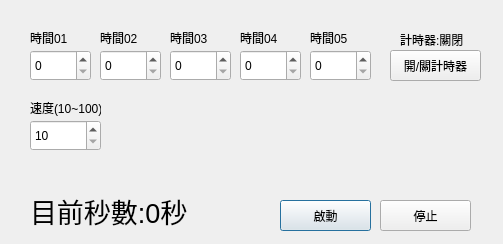
The window that main.ui (bnb70/Car_pyqt5) describes before a commit, drawn with Qt 5.
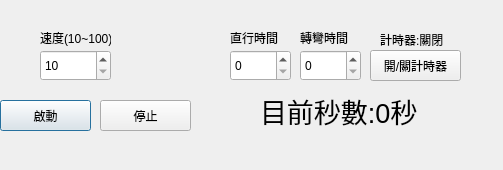
The same window after the commit.

Patch:
```diff
--- a/main.ui
+++ b/main.ui
@@ -10,7 +10,7 @@
     <x>0</x>
     <y>0</y>
     <width>503</width>
-    <height>244</height>
+    <height>170</height>
    </rect>
   </property>
   <property name="windowTitle">
@@ -19,8 +19,8 @@
   <widget class="QPushButton" name="Star_Button">
    <property name="geometry">
     <rect>
-     <x>280</x>
-     <y>200</y>
+     <x>0</x>
+     <y>100</y>
      <width>91</width>
      <height>31</height>
     </rect>
@@ -32,8 +32,8 @@
   <widget class="QPushButton" name="Stop_Button">
    <property name="geometry">
     <rect>
-     <x>380</x>
-     <y>200</y>
+     <x>100</x>
+     <y>100</y>
      <width>91</width>
      <height>31</height>
     </rect>
@@ -48,7 +48,7 @@
    </property>
    <property name="geometry">
     <rect>
-     <x>30</x>
+     <x>230</x>
      <y>50</y>
      <width>61</width>
      <height>31</height>
@@ -61,46 +61,7 @@
    </property>
    <property name="geometry">
     <rect>
-     <x>100</x>
-     <y>50</y>
-     <width>61</width>
-     <height>31</height>
-    </rect>
-   </property>
-  </widget>
-  <widget class="QSpinBox" name="time_input03">
-   <property name="enabled">
-    <bool>true</bool>
-   </property>
-   <property name="geometry">
-    <rect>
-     <x>170</x>
-     <y>50</y>
-     <width>61</width>
-     <height>31</height>
-    </rect>
-   </property>
-  </widget>
-  <widget class="QSpinBox" name="time_input04">
-   <property name="enabled">
-    <bool>true</bool>
-   </property>
-   <property name="geometry">
-    <rect>
-     <x>240</x>
-     <y>50</y>
-     <width>61</width>
-     <height>31</height>
-    </rect>
-   </property>
-  </widget>
-  <widget class="QSpinBox" name="time_input05">
-   <property name="enabled">
-    <bool>true</bool>
-   </property>
-   <property name="geometry">
-    <rect>
-     <x>310</x>
+     <x>300</x>
      <y>50</y>
      <width>61</width>
      <height>31</height>
@@ -113,14 +74,14 @@
    </property>
    <property name="geometry">
     <rect>
-     <x>30</x>
+     <x>230</x>
      <y>30</y>
-     <width>41</width>
+     <width>51</width>
      <height>16</height>
     </rect>
    </property>
    <property name="text">
-    <string>時間01</string>
+    <string>直行時間</string>
    </property>
   </widget>
   <widget class="QLabel" name="label_2">
@@ -129,62 +90,14 @@
    </property>
    <property name="geometry">
     <rect>
-     <x>100</x>
+     <x>300</x>
      <y>30</y>
-     <width>41</width>
+     <width>61</width>
      <height>16</height>
     </rect>
    </property>
    <property name="text">
-    <string>時間02</string>
-   </property>
-  </widget>
-  <widget class="QLabel" name="label_3">
-   <property name="enabled">
-    <bool>true</bool>
-   </property>
-   <property name="geometry">
-    <rect>
-     <x>170</x>
-     <y>30</y>
-     <width>41</width>
-     <height>16</height>
-    </rect>
-   </property>
-   <property name="text">
-    <string>時間03</string>
-   </property>
-  </widget>
-  <widget class="QLabel" name="label_4">
-   <property name="enabled">
-    <bool>true</bool>
-   </property>
-   <property name="geometry">
-    <rect>
-     <x>240</x>
-     <y>30</y>
-     <width>41</width>
-     <height>16</height>
-    </rect>
-   </property>
-   <property name="text">
-    <string>時間04</string>
-   </property>
-  </widget>
-  <widget class="QLabel" name="label_5">
-   <property name="enabled">
-    <bool>true</bool>
-   </property>
-   <property name="geometry">
-    <rect>
-     <x>310</x>
-     <y>30</y>
-     <width>41</width>
-     <height>16</height>
-    </rect>
-   </property>
-   <property name="text">
-    <string>時間05</string>
+    <string>轉彎時間</string>
    </property>
   </widget>
   <widget class="QSpinBox" name="speed_input">
@@ -193,8 +106,8 @@
    </property>
    <property name="geometry">
     <rect>
-     <x>30</x>
-     <y>120</y>
+     <x>40</x>
+     <y>50</y>
      <width>71</width>
      <height>31</height>
     </rect>
@@ -212,8 +125,8 @@
    </property>
    <property name="geometry">
     <rect>
-     <x>30</x>
-     <y>100</y>
+     <x>40</x>
+     <y>30</y>
      <width>71</width>
      <height>16</height>
     </rect>
@@ -225,7 +138,7 @@
   <widget class="QPushButton" name="Time_check">
    <property name="geometry">
     <rect>
-     <x>390</x>
+     <x>370</x>
      <y>50</y>
      <width>91</width>
      <height>31</height>
@@ -238,7 +151,7 @@
   <widget class="QLabel" name="label_7">
    <property name="geometry">
     <rect>
-     <x>400</x>
+     <x>380</x>
      <y>30</y>
      <width>71</width>
      <height>20</height>
@@ -254,8 +167,8 @@
    </property>
    <property name="geometry">
     <rect>
-     <x>30</x>
-     <y>190</y>
+     <x>260</x>
+     <y>90</y>
      <width>221</width>
      <height>41</height>
     </rect>
```
